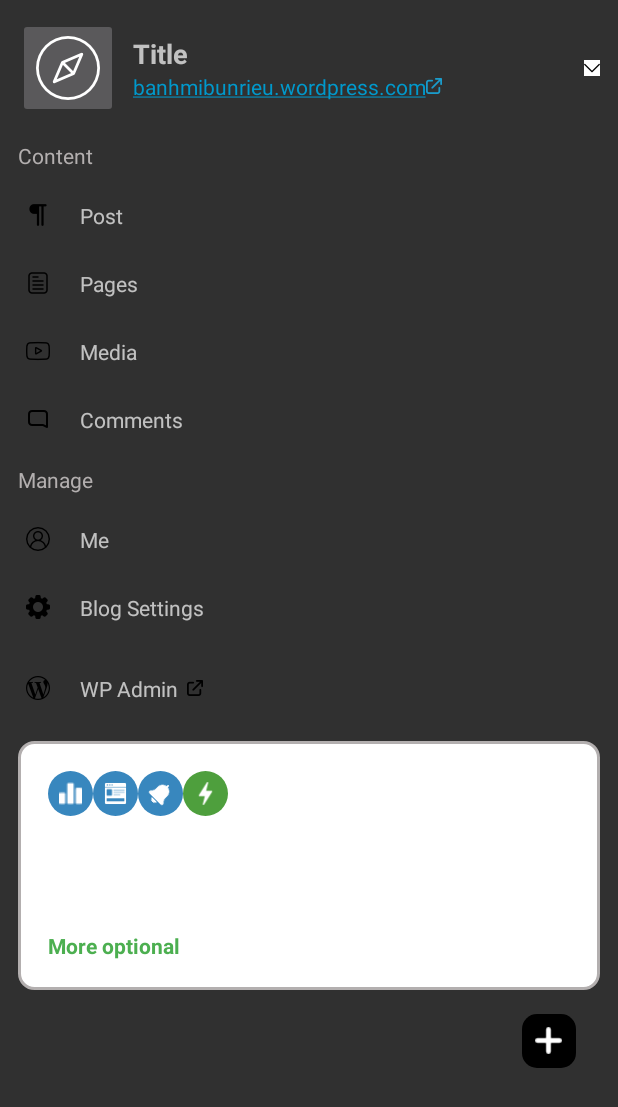
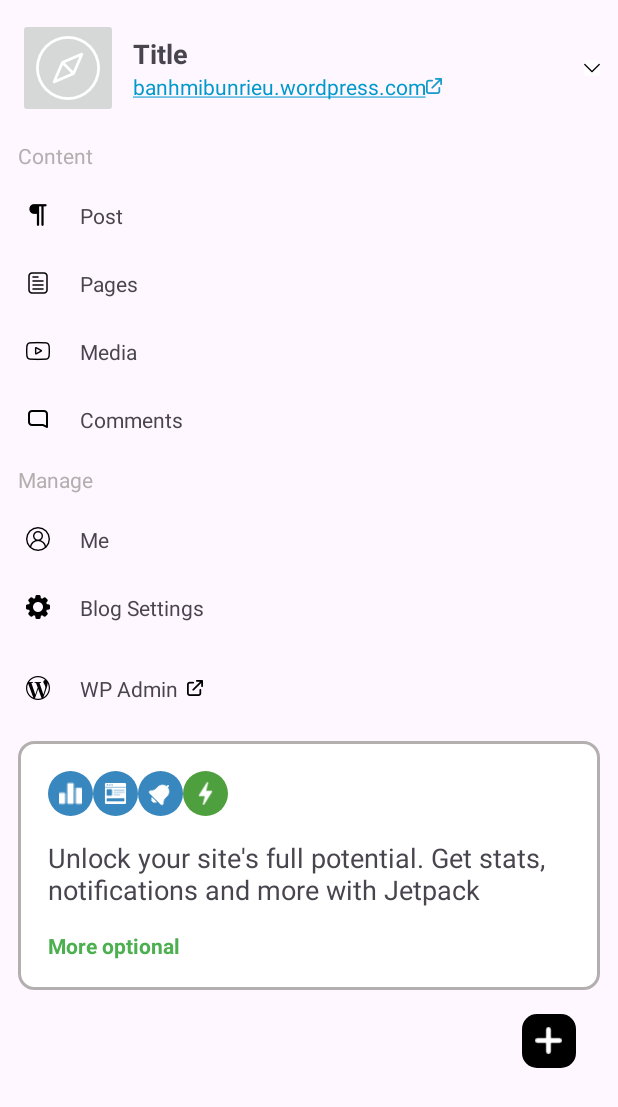
Before and after one commit to KasumiYae/wordpress-mobile-app-fork-, an Android app: the screen it shows after launch (MainActivity), on a phone screen of 412 x 824 dp. Shown: the top 1107 px of the screen. Run offline under Robolectric (Android 15) with nearby library versions, the phone set to English and light mode, and no system bars.

Commit message:
change to light theme

```diff
--- a/app/src/main/res/values/themes.xml
+++ b/app/src/main/res/values/themes.xml
@@ -5,5 +5,5 @@
         <!-- <item name="colorPrimary">@color/my_light_primary</item> -->
     </style>
 
-    <style name="Theme.Wordpressmobileapp" parent="Theme.AppCompat.NoActionBar" />
+    <style name="Theme.Wordpressmobileapp" parent="Base.Theme.Wordpressmobileapp" />
 </resources>
```
